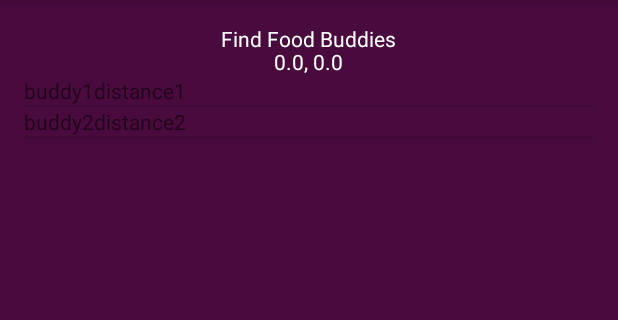
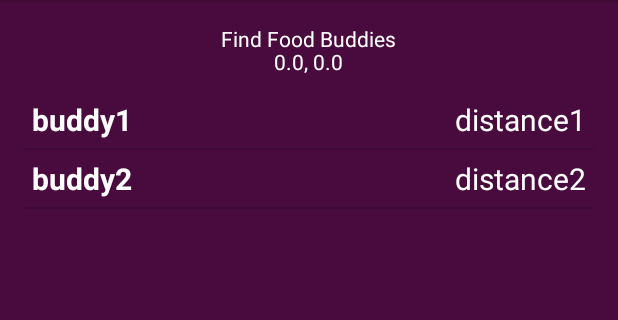
Before and after one commit to YoWenqin/BuddiesGo, an Android app: the screen it shows after launch once a user with an empty profile is signed in (BuddiesActivity), after a tap on "FOOD", on a phone screen of 412 x 824 dp, the part 84-404 px from its top. Run offline under Robolectric (Android 15) with nearby library versions, the phone set to English and light mode, and no system bars; our stand-ins replace Firebase (no records; nobody signed in at launch, a user with empty details on screens opened directly).

Commit message:
Revised row.xml and buddiesActivity.xml

```diff
--- a/app/src/main/res/layout/activity_buddies.xml
+++ b/app/src/main/res/layout/activity_buddies.xml
@@ -23,6 +23,7 @@
         android:layout_marginTop="15dp" />
 
     <ListView
+        android:layout_marginTop="10dp"
         android:layout_below="@id/showLocation"
         android:id="@+id/budList"
         android:layout_width="match_parent"
--- a/app/src/main/res/layout/row.xml
+++ b/app/src/main/res/layout/row.xml
@@ -1,21 +1,32 @@
 <?xml version="1.0" encoding="utf-8"?>
-<LinearLayout xmlns:android="http://schemas.android.com/apk/res/android"
+<RelativeLayout xmlns:android="http://schemas.android.com/apk/res/android"
     android:layout_width="match_parent"
-    android:layout_height="match_parent"
-    android:orientation="horizontal">
+    android:layout_height="match_parent">
+
 
     <TextView
+        android:text="user name goes here"
         android:layout_width="wrap_content"
         android:layout_height="wrap_content"
+        android:layout_alignParentTop="true"
+        android:layout_alignParentLeft="true"
+        android:layout_alignParentStart="true"
+        android:textColor="@color/colorPrimaryLight"
+        android:textSize="20dp"
+        android:textStyle="bold"
         android:id="@+id/buddy"
-        android:text="cat"/>
+        android:layout_margin="5dp" />
 
     <TextView
+        android:text="distance goes here"
         android:layout_width="wrap_content"
         android:layout_height="wrap_content"
         android:id="@+id/distance"
-        android:text="1 km"
-        />
-
-
-</LinearLayout>
+        android:textColor="@color/colorPrimaryLight"
+        android:textSize="20dp"
+        android:layout_alignBaseline="@+id/buddy"
+        android:layout_alignBottom="@+id/buddy"
+        android:layout_alignParentRight="true"
+        android:layout_alignParentEnd="true"
+        android:layout_margin="5dp" />
+</RelativeLayout>
```
